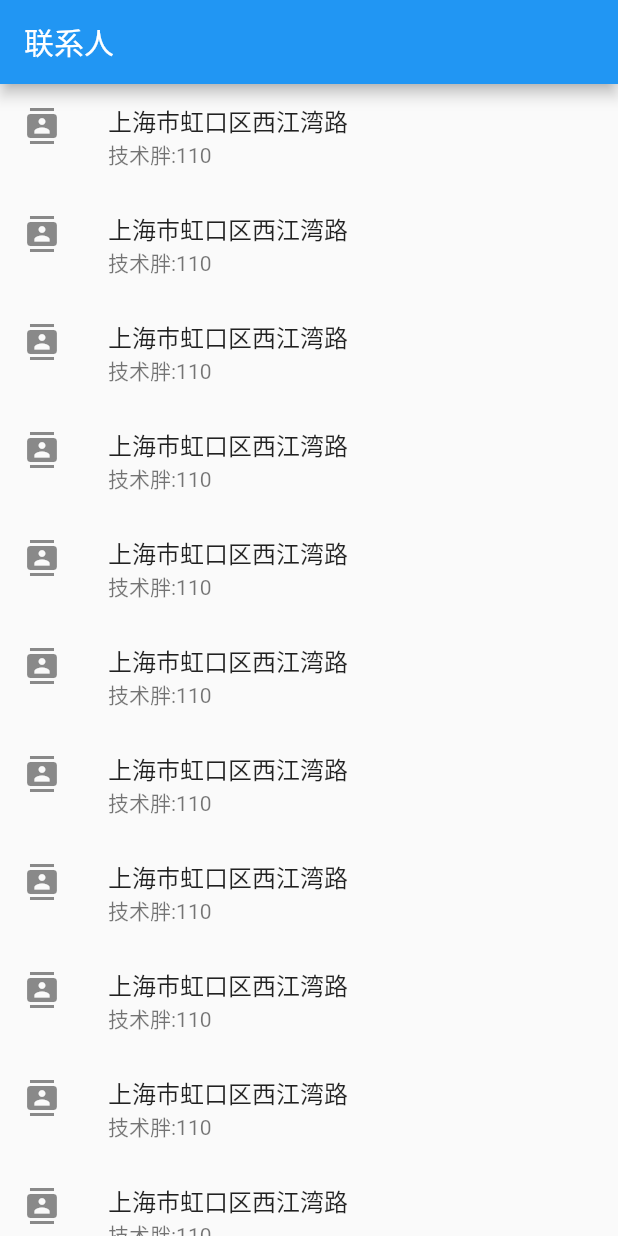
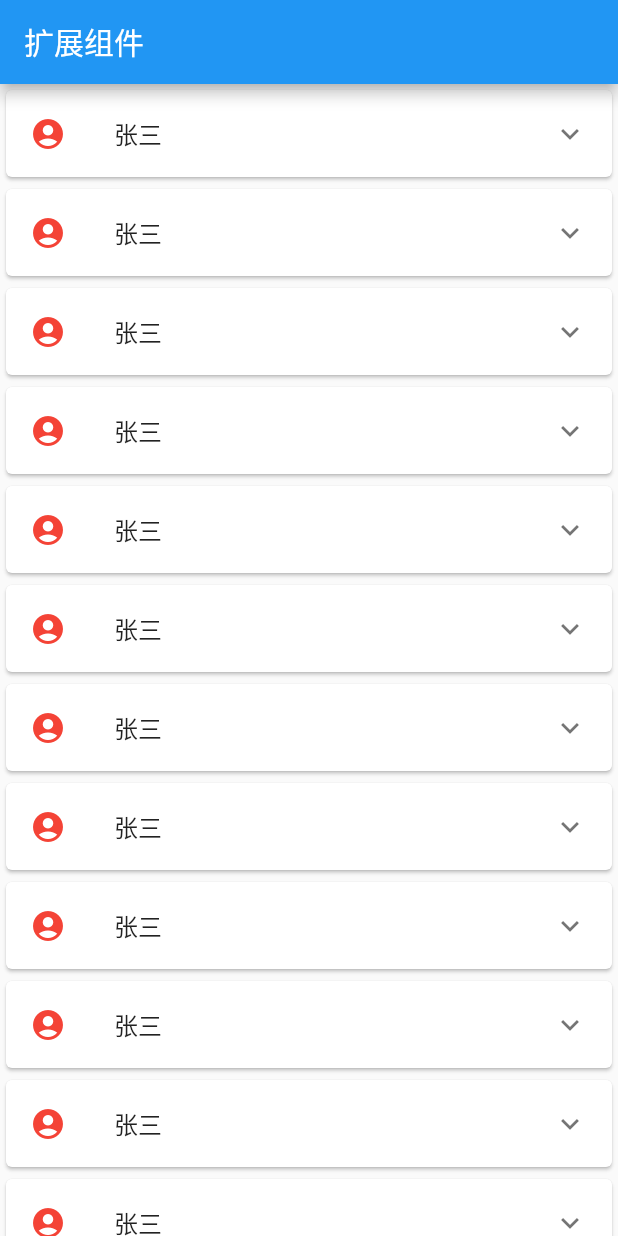
Before and after one commit to liuxiangyun/flutter_demo1, a Flutter app: the screen it shows after launch, on a phone screen of 412 x 824 dp. Run offline on Flutter 3.47's test engine with Material 2 defaults, Android fonts, the phone set to English and light mode, and no system bars.

Commit message:
expansion

```diff
--- /dev/null
+++ b/lib/expansion.dart
@@ -0,0 +1,147 @@
+import 'package:flutter/material.dart';
+
+class ExpansionWidget extends StatelessWidget {
+  @override
+  Widget build(BuildContext context) {
+    return MaterialApp(
+      debugShowCheckedModeBanner: false,
+      title: 'flutter demo',
+      home: Scaffold(
+        appBar: AppBar(
+          title: Text('扩展组件'),
+        ),
+//        body: _ExpansionTileTest(),
+        body: _ExpansionTileList(),
+//        body: _ExpansionPanelListTest(),
+      ),
+    );
+  }
+}
+
+class _ExpansionTileTest extends StatelessWidget {
+  @override
+  Widget build(BuildContext context) {
+    return Card(
+      child: ExpansionTile(
+        leading: Icon(
+          Icons.account_circle,
+          color: Colors.red,
+        ),
+        title: Text('张三'),
+        backgroundColor: Colors.white70,
+        children: <Widget>[
+          Column(
+            children: <Widget>[
+              Text(
+                '姓名：张三',
+              ),
+              Text('年龄：25'),
+              Text('电话：110'),
+            ],
+          )
+        ],
+      ),
+    );
+  }
+}
+
+class _ExpansionTileList extends StatelessWidget {
+  @override
+  Widget build(BuildContext context) {
+    return ListView(
+      children: <Widget>[
+        _ExpansionTileTest(),
+        _ExpansionTileTest(),
+        _ExpansionTileTest(),
+        _ExpansionTileTest(),
+        _ExpansionTileTest(),
+        _ExpansionTileTest(),
+        _ExpansionTileTest(),
+        _ExpansionTileTest(),
+        _ExpansionTileTest(),
+        _ExpansionTileTest(),
+        _ExpansionTileTest(),
+        _ExpansionTileTest(),
+        _ExpansionTileTest(),
+        _ExpansionTileTest(),
+        _ExpansionTileTest(),
+        _ExpansionTileTest(),
+        _ExpansionTileTest(),
+      ],
+    );
+  }
+}
+
+class _ExpansionPanelListTest extends StatefulWidget {
+  @override
+  State<StatefulWidget> createState() {
+    return _expansionState();
+  }
+}
+
+class _expansionState extends State {
+  List<bool> list;
+
+  @override
+  void initState() {
+    super.initState();
+    list = List<bool>()
+      ..add(false)
+      ..add(false)
+      ..add(false)
+      ..add(false)
+      ..add(false)
+      ..add(false)
+      ..add(false)
+      ..add(false)
+      ..add(false)
+      ..add(false)
+      ..add(false)
+      ..add(false)
+      ..add(false)
+      ..add(false)
+      ..add(false)
+      ..add(false)
+      ..add(false)
+      ..add(false)
+      ..add(false)
+      ..add(false)
+      ..add(false);
+  }
+
+  @override
+  Widget build(BuildContext context) {
+    return SingleChildScrollView(
+      child: ExpansionPanelList(
+        expansionCallback: (index, isExpand) {
+          setState(() {
+            list[index] = !isExpand;
+          });
+        },
+        children: list
+            .map((bool) => ExpansionPanel(
+                  headerBuilder: (context, index) {
+                    return ListTile(
+                      leading: Icon(
+                        Icons.account_circle,
+                        color: Colors.red,
+                      ),
+                      title: Text('张三'),
+                    );
+                  },
+                  isExpanded: bool,
+                  body: Column(
+                    children: <Widget>[
+                      Text(
+                        '姓名：张三',
+                      ),
+                      Text('年龄：25'),
+                      Text('电话：110'),
+                    ],
+                  ),
+                ))
+            .toList(),
+      ),
+    );
+  }
+}
--- a/lib/main.dart
+++ b/lib/main.dart
@@ -6,6 +6,7 @@ import 'RowColumnWidget.dart';
 import 'StackWidget.dart';
 import 'CardWidget.dart';
 import 'navigation.dart';
+import 'expansion.dart';
 
 
 void main() => runApp(myApp());
@@ -18,5 +19,6 @@ Widget myApp() {
 //  return getColumnWidget();
 //return getStack();
 //return getCard();
-return getNavigation();
+//return getNavigation();
+return ExpansionWidget();
 }
--- a/lib/navigation.dart
+++ b/lib/navigation.dart
@@ -8,7 +8,8 @@ Widget getNavigation() {
   return getCommonMaterialAppWidget(
       "联系人",
       ListView.builder(
-        itemBuilder: (context, index) => ListTile(
+        itemBuilder: (context, index) =>
+            ListTile(
             title: Text(contacts[index].address),
             leading: Icon(Icons.contacts),
             subtitle: Text('${contacts[index].name}:${contacts[index].phone}')),
```
Also changed, not shown: 2 other files.
